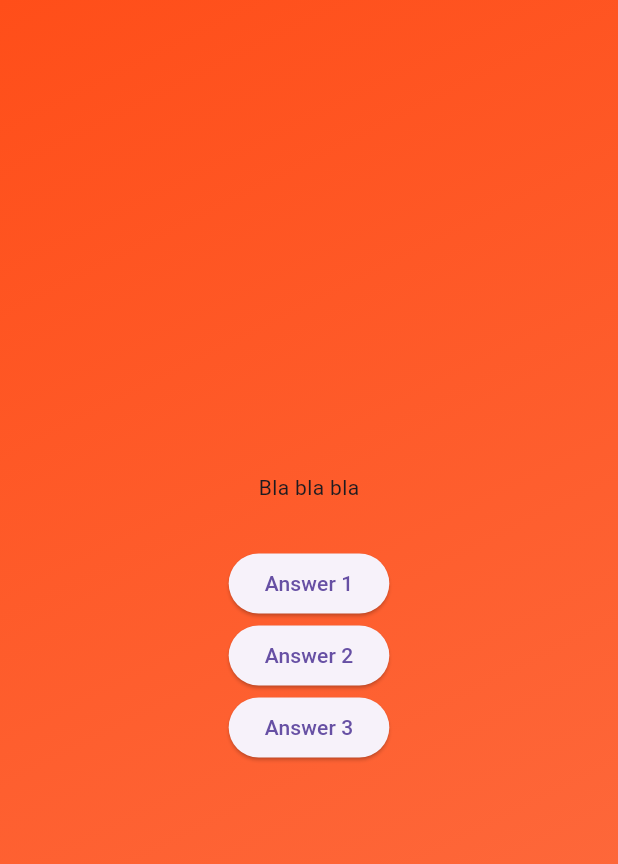
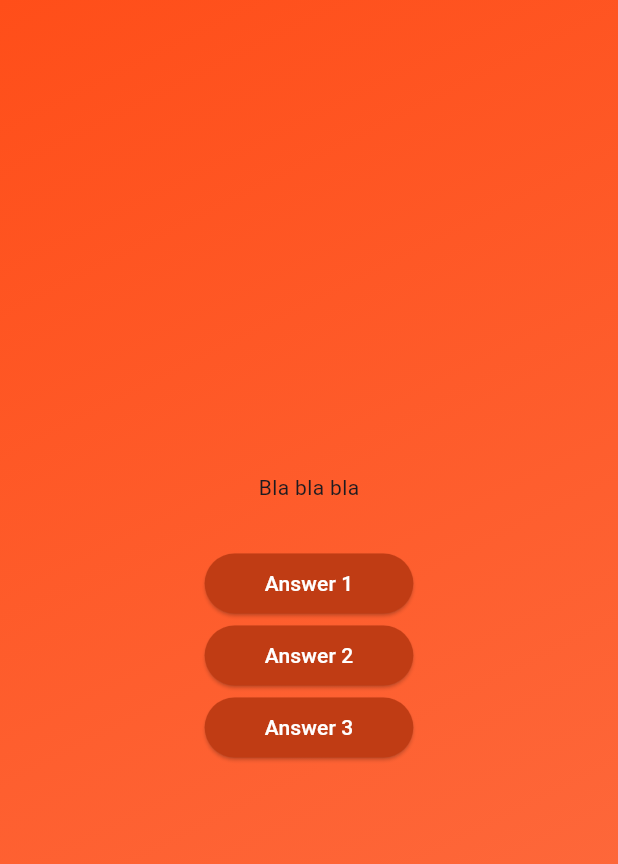
Before and after one commit to salvatoresalanitro/quiz_app, a Flutter app: the screen it shows after launch, after a tap on "Start Quiz", on a phone screen of 412 x 824 dp. Shown: the top 864 px of the screen. Run offline on Flutter 3.47's test engine with Material 3 defaults, Android fonts, the phone set to English and light mode, and no system bars.

Commit message:
style custom button widget

```diff
--- a/lib/answer_button.dart
+++ b/lib/answer_button.dart
@@ -14,7 +14,19 @@ class AnswerButton extends StatelessWidget {
   Widget build(BuildContext context) {
     return ElevatedButton(
       onPressed: onTap,
-      style: ElevatedButton.styleFrom(),
+      style: ElevatedButton.styleFrom(
+        padding: const EdgeInsets.symmetric(vertical: 10, horizontal: 40),
+        backgroundColor: const Color.fromARGB(
+          255,
+          192,
+          60,
+          20,
+        ),
+        foregroundColor: Colors.white,
+        shape: RoundedRectangleBorder(
+          borderRadius: BorderRadius.circular(40),
+        ),
+      ),
       child: Text(answerText),
     );
   }
```
